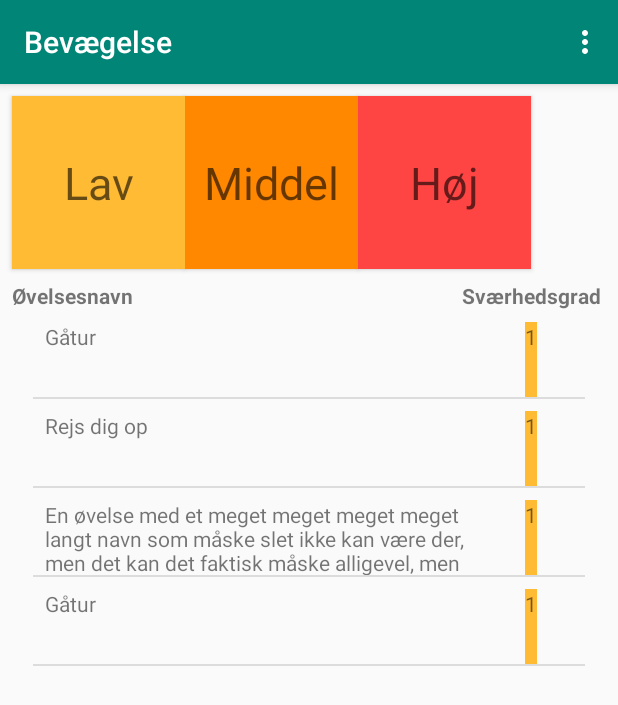
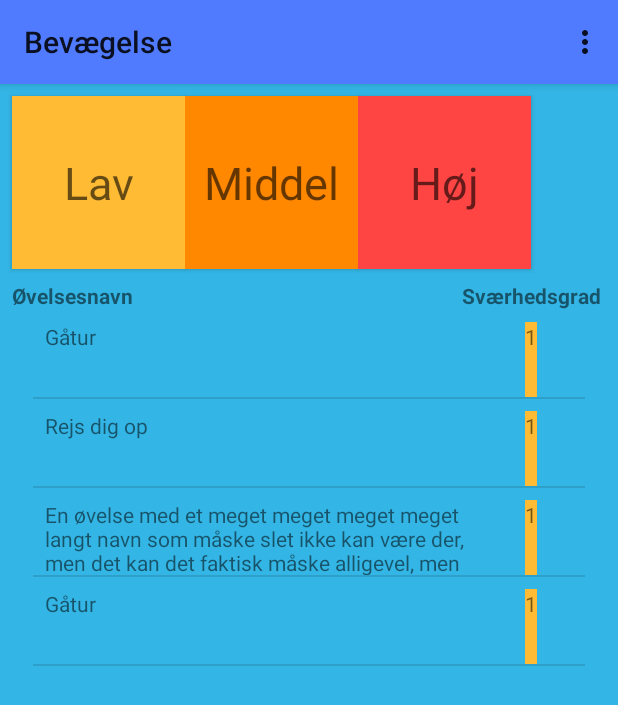
Before and after one commit to KristianSP93/StressFree, an Android app: the MovementActivity screen opened directly, with no data from a screen before it, after a tap on "Lav", on a phone screen of 412 x 824 dp. Shown: the top 705 px of the screen. Run offline under Robolectric (Android 15) with nearby library versions, the phone set to English and light mode, and no system bars; our stand-ins replace Firebase (no records; nobody signed in at launch, a user with empty details on screens opened directly).

Commit message:
Changed Theme of the Applikation to other colours. Implemented methods to presenters for both Picture- and MovementActivity

```diff
--- a/app/src/main/java/com/example/kristian/stressfree/Presenters/MovementPresenter.java
+++ b/app/src/main/java/com/example/kristian/stressfree/Presenters/MovementPresenter.java
@@ -1,7 +1,43 @@
 package com.example.kristian.stressfree.Presenters;
 
+import com.example.kristian.stressfree.Models.Exercise;
+
+import java.util.ArrayList;
+
 public class MovementPresenter {
+    private MovementPresenter.Context view;
+    private ArrayList<Exercise> exerciseListLow, exerciseListMedium, exerciseListHigh;
+    // Constructor
+    public MovementPresenter(MovementPresenter.Context view) {
+        this.view = view;
 
+        exerciseListLow = new ArrayList<>();
+        exerciseListLow.add(new Exercise("Gåtur", "Gå en lang tur rundt om bygningen", 1));
+        exerciseListLow.add(new Exercise("Rejs dig op", "Stil dig op i 10 minutter og bevæg dig stille fra side til side", 1));
+        exerciseListLow.add(new Exercise("En øvelse med et meget meget meget meget langt navn som måske slet ikke kan være der, men det kan det faktisk måske alligevel, men hvad nu hvis det faktisk slet ikke kan det alligevel og vi skal til at lave det hele om eller lave noget andet", "Med noget", 1));
+        exerciseListLow.add(new Exercise("Gåtur", "Gå en lang tur rundt om bygningen eller noget med en sætning som er ekstra meget længere og derfor kan gøre at vores fine lille alertbox slet ikke kan følge me dog vi e rnødt ti at sende en hjelt ny form for box men det håber jeg ikke bliver nødvendigt", 1));
 
+        exerciseListMedium = new ArrayList<>();
+        exerciseListMedium.add(new Exercise("Gåtur", "Gå en lang tur rundt om bygningen eller noget med en sætning som er ekstra meget længere og derfor kan gøre at vores fine lille alertbox slet ikke kan følge me dog vi e rnødt ti at sende en hjelt ny form for box men det håber jeg ikke bliver nødvendigt", 2));
 
+        exerciseListHigh = new ArrayList<>();
+        exerciseListHigh.add(new Exercise("Gåtur", "Gå en lang tur rundt om bygningen eller noget med en sætning som er ekstra meget længere og derfor kan gøre at vores fine lille alertbox slet ikke kan følge me dog vi e rnødt ti at sende en hjelt ny form for box men det håber jeg ikke bliver nødvendigt", 3));
+    }
+
+    public ArrayList<Exercise> getExerciseListLow() {
+        return exerciseListLow;
+    }
+
+    public ArrayList<Exercise> getExerciseListMedium() {
+        return exerciseListMedium;
+    }
+
+    public ArrayList<Exercise> getExerciseListHigh() {
+        return exerciseListHigh;
+    }
+
+    // Interface to the methods in MovementActivity
+    public interface Context {
+
+    }
 }
--- a/app/src/main/java/com/example/kristian/stressfree/Views/MovementActivity.java
+++ b/app/src/main/java/com/example/kristian/stressfree/Views/MovementActivity.java
@@ -14,23 +14,26 @@ import android.widget.ListView;
 import android.widget.TextView;
 
 import com.example.kristian.stressfree.Models.Exercise;
+import com.example.kristian.stressfree.Presenters.MovementPresenter;
 import com.example.kristian.stressfree.R;
 import com.example.kristian.stressfree.Utilities.MovementAdapter;
 
 import java.util.ArrayList;
 
-public class MovementActivity extends OptionsMenu {
+public class MovementActivity extends OptionsMenu implements MovementPresenter.Context{
 
     private Button btLow, btMedium, btHigh;
-    private MovementAdapter mAdapter;
     private ListView listView;
     private TextView twName, twDiff;
-    private ArrayList<Exercise> currentList;
+    private ArrayList<Exercise> currentList, exerciseListLow, exerciseListMedium, exerciseListHigh;
+    private MovementPresenter presenter;
+
 
     @Override
     protected void onCreate(Bundle savedInstanceState) {
         super.onCreate(savedInstanceState);
         setContentView(R.layout.activity_movement);
+        presenter = new MovementPresenter(this);
 
         btLow = findViewById(R.id.btMovLow);
         btMedium = findViewById(R.id.btMovMedium);
@@ -42,19 +45,9 @@ public class MovementActivity extends OptionsMenu {
         twName.setVisibility(View.INVISIBLE);
         twDiff.setVisibility(View.INVISIBLE);
 
-        final ArrayList<Exercise> exerciseListLow = new ArrayList<>();
-        exerciseListLow.add(new Exercise("Gåtur", "Gå en lang tur rundt om bygningen", 1));
-        exerciseListLow.add(new Exercise("Rejs dig op", "Stil dig op i 10 minutter og bevæg dig stille fra side til side", 1));
-        exerciseListLow.add(new Exercise("En øvelse med et meget meget meget meget langt navn som måske slet ikke kan være der, men det kan det faktisk måske alligevel, men hvad nu hvis det faktisk slet ikke kan det alligevel og vi skal til at lave det hele om eller lave noget andet", "Med noget", 1));
-        exerciseListLow.add(new Exercise("Gåtur", "Gå en lang tur rundt om bygningen eller noget med en sætning som er ekstra meget længere og derfor kan gøre at vores fine lille alertbox slet ikke kan følge me dog vi e rnødt ti at sende en hjelt ny form for box men det håber jeg ikke bliver nødvendigt", 1));
-
-
-        final ArrayList<Exercise> exerciseListMedium = new ArrayList<>();
-        exerciseListMedium.add(new Exercise("Gåtur", "Gå en lang tur rundt om bygningen eller noget med en sætning som er ekstra meget længere og derfor kan gøre at vores fine lille alertbox slet ikke kan følge me dog vi e rnødt ti at sende en hjelt ny form for box men det håber jeg ikke bliver nødvendigt", 2));
-
-
-        final ArrayList<Exercise> exerciseListHigh = new ArrayList<>();
-        exerciseListHigh.add(new Exercise("Gåtur", "Gå en lang tur rundt om bygningen eller noget med en sætning som er ekstra meget længere og derfor kan gøre at vores fine lille alertbox slet ikke kan følge me dog vi e rnødt ti at sende en hjelt ny form for box men det håber jeg ikke bliver nødvendigt", 3));
+        exerciseListLow = presenter.getExerciseListLow();
+        exerciseListMedium = presenter.getExerciseListMedium();
+        exerciseListHigh = presenter.getExerciseListHigh();
 
         listView.setOnItemClickListener(new AdapterView.OnItemClickListener() {
             @Override
--- a/app/src/main/res/values-v21/styles.xml
+++ b/app/src/main/res/values-v21/styles.xml
@@ -4,4 +4,15 @@
     <style name="LightBlue" parent="android:Theme.Material.Light" >
         <item name="android:colorAccent">@color/accent_material_light_1</item>
     </style>
+
+    <style name="AppTheme" parent="Theme.AppCompat.DayNight">
+        <!-- Customize your theme here. -->
+        <item name="colorPrimary">@color/accent_material_light_1</item>
+        <item name="colorPrimaryDark">@color/accent_material_light_1</item>
+        <item name="colorAccent">@android:color/holo_orange_dark</item>
+        <item name="android:colorBackground">@android:color/holo_blue_light</item>
+        <item name="android:statusBarColor">@color/design_default_color_primary_dark</item>
+        <item name="android:navigationBarColor">@android:color/black</item>
+        <item name="android:colorForeground">@android:color/background_dark</item>
+    </style>
 </resources>
--- a/app/src/main/res/values/colors.xml
+++ b/app/src/main/res/values/colors.xml
@@ -1,11 +1,12 @@
 <?xml version="1.0" encoding="utf-8"?>
 <resources>
-    <color name="colorPrimary">#008577</color>
+    <color name="colorPrimary">#ffc107</color>
     <color name="colorPrimaryDark">#00574B</color>
-    <color name="colorAccent">#D81B60</color>
-    <color name="accent_material_light_1">#003df5</color>
+    <color name="colorAccent">#ffc000</color>
+    <color name="accent_material_light_1">#507bff</color>
     <color name="yellow">#ffffbb33</color>
     <color name="orange">#ffff8800</color>
         <color name="red">#ffff4444</color>
     <color name="black_overlay">#66000000</color>
+    <color name="background_material_light">#000000</color>
 </resources>
--- a/app/src/main/res/values/styles.xml
+++ b/app/src/main/res/values/styles.xml
@@ -1,11 +1,13 @@
 <resources>
 
     <!-- Base application theme. -->
-    <style name="AppTheme" parent="Theme.AppCompat.Light.DarkActionBar">
+    <style name="AppTheme" parent="Theme.AppCompat.DayNight">
         <!-- Customize your theme here. -->
-        <item name="colorPrimary">@color/colorPrimary</item>
-        <item name="colorPrimaryDark">@color/colorPrimaryDark</item>
-        <item name="colorAccent">@color/colorAccent</item>
+        <item name="colorPrimary">@color/accent_material_light_1</item>
+        <item name="colorPrimaryDark">@color/accent_material_light_1</item>
+        <item name="colorAccent">@android:color/holo_orange_dark</item>
+        <item name="android:colorBackground">@android:color/holo_blue_light</item>
+        <item name="android:colorForeground">@android:color/background_dark</item>
     </style>
 
     <style name="FullscreenTheme" parent="AppTheme">
```
Also changed, not shown: app/src/main/java/com/example/kristian/stressfree/Presenters/PicturePresenter.java (+44 -7 lines), app/src/main/java/com/example/kristian/stressfree/Views/PictureActivity.java (+4 -29 lines), app/src/main/res/layout/activity_main.xml (+12 -15 lines).
